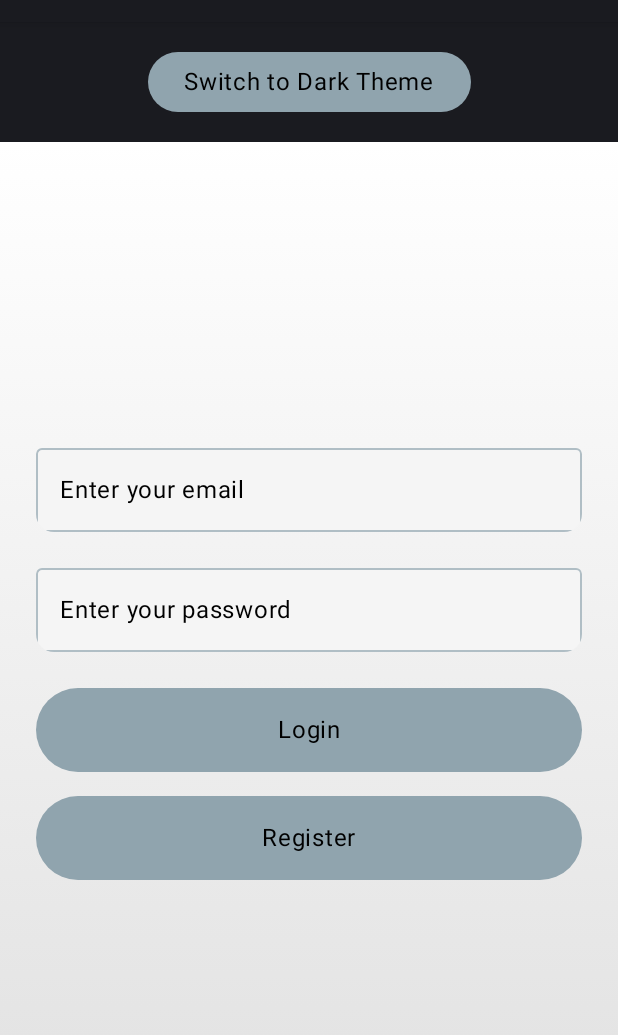
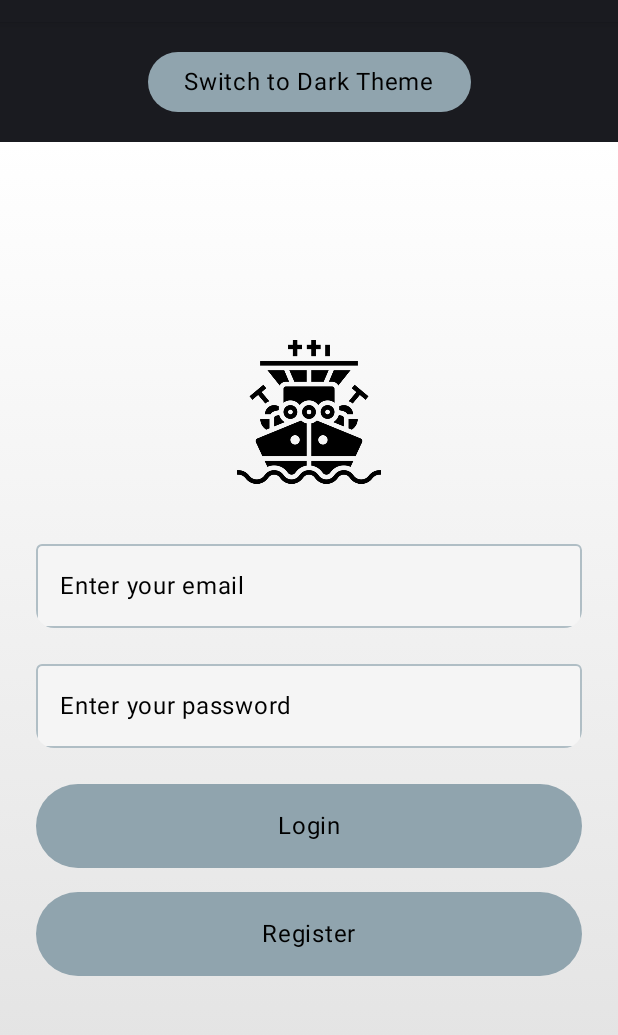
Before and after one commit to rafaelazzolini1/Naval_Battle, an Android app built with Jetpack Compose: the screen it shows after launch (MainActivity), on a phone screen of 412 x 824 dp, the part 62-1097 px from its top. Run offline under Robolectric (Android 15) with nearby library versions, the phone set to English and light mode, and no system bars; our stand-ins replace Firebase (no records; nobody signed in at launch, a user with empty details on screens opened directly).

Commit message:
Adding image app login page

```diff
--- a/app/src/main/java/com/example/navalbattle/MainActivity.kt
+++ b/app/src/main/java/com/example/navalbattle/MainActivity.kt
@@ -8,6 +8,7 @@ import android.hardware.SensorManager
 import android.os.Bundle
 import androidx.activity.ComponentActivity
 import androidx.activity.compose.setContent
+import androidx.compose.foundation.Image
 import androidx.compose.foundation.background
 import androidx.compose.foundation.border
 import androidx.compose.foundation.clickable
@@ -33,6 +34,7 @@ import com.google.firebase.firestore.FirebaseFirestore
 import com.example.navalbattle.ui.theme.NavalBattleTheme
 import kotlinx.coroutines.launch
 import androidx.compose.foundation.rememberScrollState
+import androidx.compose.ui.res.painterResource
 
 class MainActivity : ComponentActivity() {
     private lateinit var auth: FirebaseAuth
@@ -145,8 +147,14 @@ fun LoginScreen(auth: FirebaseAuth, navController: androidx.navigation.NavContro
         verticalArrangement = Arrangement.Center,
         horizontalAlignment = Alignment.CenterHorizontally
     ) {
-        // Removido o título "Naval Battle - Login"
-
+        // Imagem acima do campo de email
+        Image(
+            painter = painterResource(id = R.drawable.intro), // Substitua "email_logo" pelo nome do seu recurso
+            contentDescription = "Email Logo",
+            modifier = Modifier
+                .size(128.dp) // Tamanho da imagem (ajuste conforme necessário)
+                .padding(bottom = 32.dp) // Espaçamento entre a imagem e o campo de email
+        )
         // Campo de email
         OutlinedTextField(
             value = email,
```
